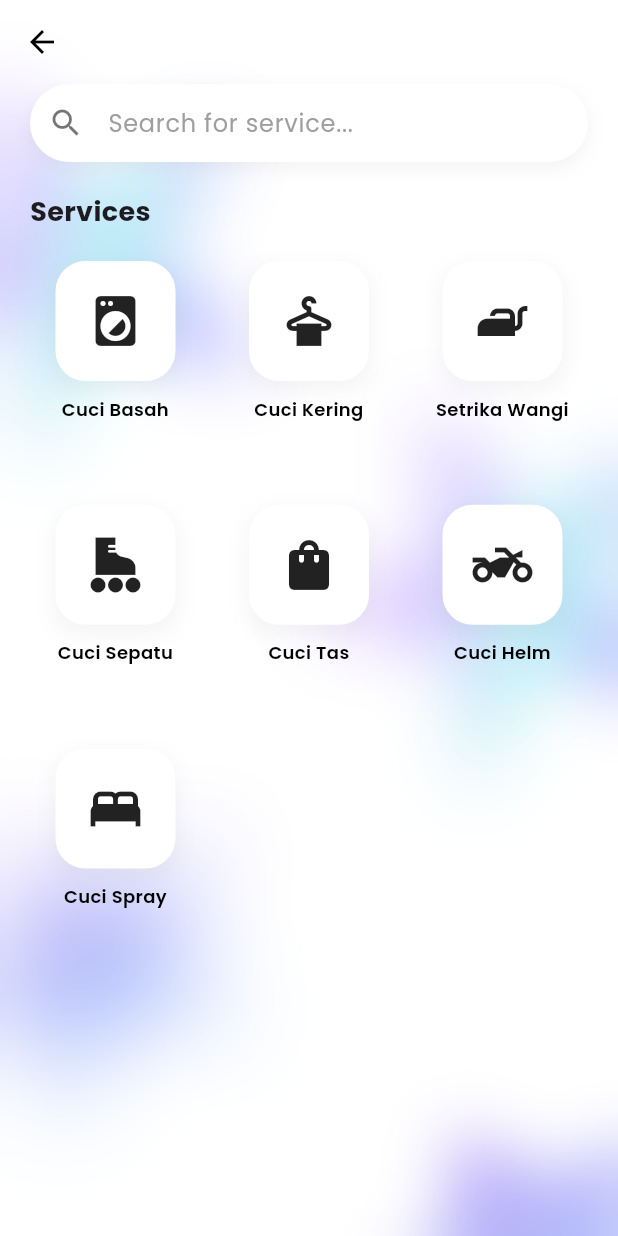
After one commit to Zekken23/Mobilelab_flutter, a Flutter app: the AllServicesView screen opened directly, on a phone screen of 412 x 824 dp. The commit adds this screen. Run offline on Flutter 3.47's test engine with Material 3 defaults, Android fonts, the light colour scheme and no system bars; our stand-ins replace flutter_dotenv, flutter_map, geolocator, get, google_fonts, latlong2 and 1 more; accounts and stored records are empty.

Commit message:
tes -4 yusron

```diff
--- a/lib/app/modules/dashboard/dashboard_view.dart
+++ b/lib/app/modules/dashboard/dashboard_view.dart
@@ -2,9 +2,10 @@ import 'package:flutter/material.dart';
 import 'package:get/get.dart';
 import 'package:google_fonts/google_fonts.dart';
 import 'dashboard_controller.dart';
-import '../order/order_view.dart'; // Halaman Booking/Map
+import '../order/order_view.dart';
 import '../chat/chat_view.dart';
 import '../profile/profile_view.dart';
+import 'views/all_services_view.dart';
 
 class DashboardView extends GetView<DashboardController> {
   const DashboardView({super.key});
@@ -16,10 +17,10 @@ Widget build(BuildContext context) {
       body: Obx(() => IndexedStack(
         index: controller.tabIndex.value,
         children: [
-          _buildHomeView(),    // Index 0: Home
-          OrderView(),         // Index 1: Booking
-          ChatView(),          // Index 2: Chat
-          const ProfileView(), // Index 3: Profile (Panggil Class Baru)
+          _buildHomeView(),
+          OrderView(),
+          ChatView(),
+          const ProfileView(),
         ],
       )),
 
@@ -202,7 +203,20 @@ Widget build(BuildContext context) {
       mainAxisAlignment: MainAxisAlignment.spaceBetween,
       children: [
         Text(title, style: GoogleFonts.poppins(fontSize: 18, fontWeight: FontWeight.bold)),
-        Text("See all", style: GoogleFonts.poppins(fontSize: 12, color: Colors.grey, decoration: TextDecoration.underline)),
+        GestureDetector(
+          onTap: () {
+            Get.to(() => const AllServicesView());
+          },
+          child: Text(
+            "See all",
+            style: GoogleFonts.poppins(
+              fontSize: 12,
+              color: Colors.grey,
+              decoration: TextDecoration.underline
+            )
+          ),
+        ),
+        // -----------------------------
       ],
     );
   }
--- /dev/null
+++ b/lib/app/modules/dashboard/views/all_services_view.dart
@@ -0,0 +1,160 @@
+import 'dart:ui'; // Diperlukan untuk ImageFilter (Blur)
+import 'package:flutter/material.dart';
+import 'package:get/get.dart';
+import 'package:google_fonts/google_fonts.dart';
+
+class AllServicesView extends StatelessWidget {
+  const AllServicesView({super.key});
+
+  @override
+  Widget build(BuildContext context) {
+    // Daftar Layanan (Label & Icon)
+    // Nanti Anda bisa ganti IconData dengan Image.asset jika punya gambar PNG-nya
+    final List<Map<String, dynamic>> services = [
+      {"name": "Cuci Basah", "icon": Icons.local_laundry_service, "color": Colors.blue.shade100},
+      {"name": "Cuci Kering", "icon": Icons.dry_cleaning, "color": Colors.orange.shade100},
+      {"name": "Setrika Wangi", "icon": Icons.iron, "color": Colors.purple.shade100},
+      {"name": "Cuci Sepatu", "icon": Icons.roller_skating, "color": Colors.yellow.shade100}, // Ganti aset sepatu
+      {"name": "Cuci Tas", "icon": Icons.shopping_bag, "color": Colors.brown.shade100},       // Ganti aset tas
+      {"name": "Cuci Helm", "icon": Icons.two_wheeler, "color": Colors.grey.shade300},        // Ganti aset helm
+      {"name": "Cuci Spray", "icon": Icons.bed, "color": Colors.pink.shade100},               // Ganti aset kasur/spray
+    ];
+
+    return Scaffold(
+      extendBodyBehindAppBar: true,
+      appBar: AppBar(
+        backgroundColor: Colors.transparent,
+        elevation: 0,
+        leading: IconButton(
+          icon: const Icon(Icons.arrow_back, color: Colors.black),
+          onPressed: () => Get.back(),
+        ),
+      ),
+      body: Stack(
+        children: [
+          // 1. BACKGROUND IMAGE (Menggunakan background yang sudah ada)
+          Container(
+            width: double.infinity,
+            height: double.infinity,
+            decoration: const BoxDecoration(
+              image: DecorationImage(
+                image: AssetImage('assets/pemesananbackground.png'), // Gunakan background yang ada
+                fit: BoxFit.cover,
+              ),
+            ),
+          ),
+
+          // 2. EFEK BLUR (FROSTED GLASS)
+          BackdropFilter(
+            filter: ImageFilter.blur(sigmaX: 10.0, sigmaY: 10.0), // Kekuatan blur
+            child: Container(
+              color: Colors.white.withOpacity(0.6), // Lapisan putih transparan
+            ),
+          ),
+
+          // 3. KONTEN UTAMA
+          SafeArea(
+            child: Padding(
+              padding: const EdgeInsets.symmetric(horizontal: 20),
+              child: Column(
+                crossAxisAlignment: CrossAxisAlignment.start,
+                children: [
+                  // SEARCH BAR
+                  Container(
+                    decoration: BoxDecoration(
+                      color: Colors.white,
+                      borderRadius: BorderRadius.circular(30),
+                      boxShadow: [
+                        BoxShadow(color: Colors.black.withOpacity(0.05), blurRadius: 10, offset: const Offset(0, 4))
+                      ],
+                    ),
+                    child: TextField(
+                      decoration: InputDecoration(
+                        hintText: "Search for service...",
+                        hintStyle: GoogleFonts.poppins(color: Colors.grey),
+                        prefixIcon: const Icon(Icons.search, color: Colors.black54),
+                        border: InputBorder.none,
+                        contentPadding: const EdgeInsets.symmetric(horizontal: 20, vertical: 14),
+                      ),
+                    ),
+                  ),
+
+                  const SizedBox(height: 20),
+
+                  // JUDUL
+                  Text(
+                    "Services",
+                    style: GoogleFonts.poppins(fontSize: 18, fontWeight: FontWeight.bold),
+                  ),
+
+                  const SizedBox(height: 20),
+
+                  // GRID LAYANAN
+                  Expanded(
+                    child: GridView.builder(
+                      itemCount: services.length,
+                      gridDelegate: const SliverGridDelegateWithFixedCrossAxisCount(
+                        crossAxisCount: 3, // 3 Kolom ke samping
+                        crossAxisSpacing: 15,
+                        mainAxisSpacing: 20,
+                        childAspectRatio: 0.8, // Mengatur tinggi kotak agar pas
+                      ),
+                      itemBuilder: (context, index) {
+                        return _buildServiceItem(
+                          services[index]['name'],
+                          services[index]['icon'],
+                          services[index]['color'],
+                        );
+                      },
+                    ),
+                  ),
+                ],
+              ),
+            ),
+          ),
+        ],
+      ),
+    );
+  }
+
+  Widget _buildServiceItem(String title, IconData icon, Color bgColor) {
+    return Column(
+      children: [
+        // Kotak Icon
+        Container(
+          width: 80,
+          height: 80,
+          decoration: BoxDecoration(
+            color: Colors.white,
+            borderRadius: BorderRadius.circular(20),
+            boxShadow: [
+              BoxShadow(
+                color: Colors.grey.withOpacity(0.1),
+                blurRadius: 10,
+                spreadRadius: 2,
+                offset: const Offset(0, 5),
+              )
+            ],
+          ),
+          child: Center(
+            // Ganti Icon ini dengan Image.asset jika ingin pakai gambar ilustrasi
+            child: Icon(icon, size: 40, color: Colors.black87),
+            // Contoh pakai gambar:
+            // child: Image.asset('assets/icon_$title.png', width: 40),
+          ),
+        ),
+        const SizedBox(height: 10),
+        // Teks Label
+        Text(
+          title,
+          textAlign: TextAlign.center,
+          style: GoogleFonts.poppins(
+            fontSize: 12,
+            fontWeight: FontWeight.w600, // Semi Bold
+            color: Colors.black,
+          ),
+        ),
+      ],
+    );
+  }
+}
```
